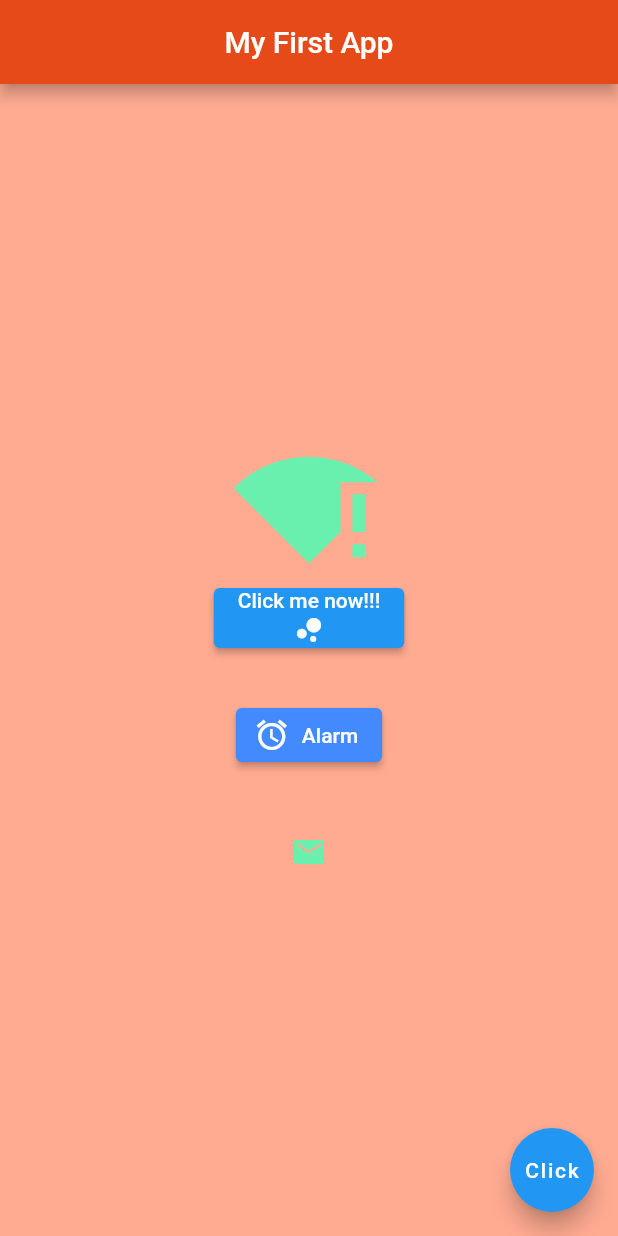
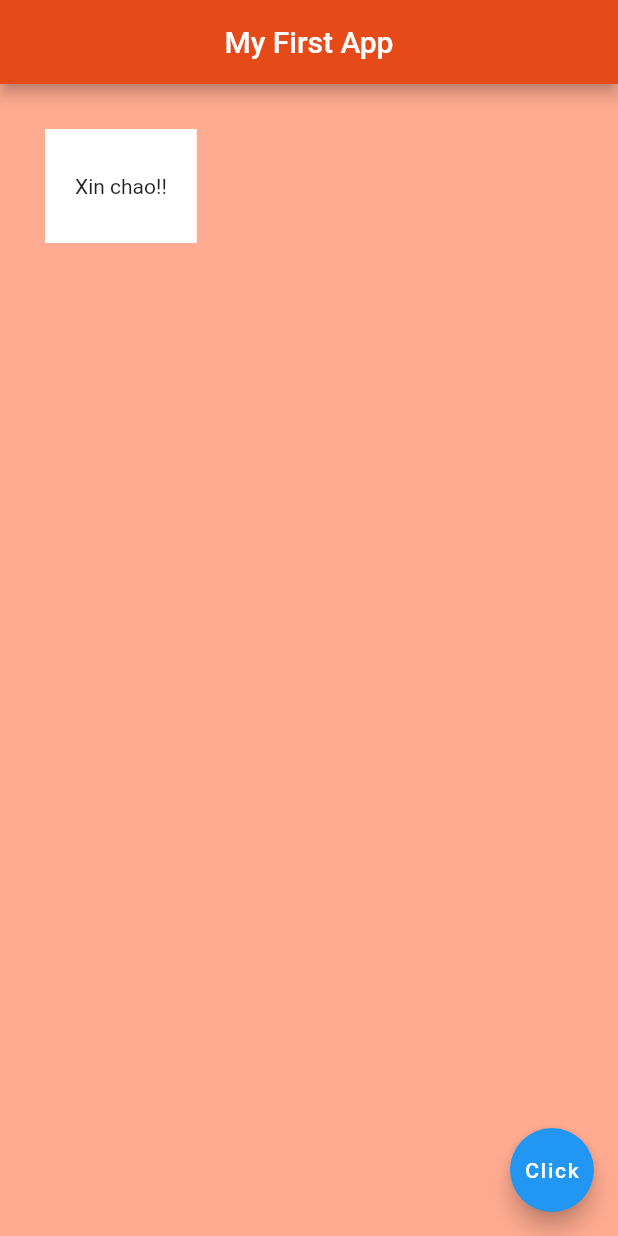
Before and after one commit to HODUCVU/my_app, a Flutter app: the screen it shows after launch, on a phone screen of 412 x 824 dp. Run offline on Flutter 3.47's test engine with Material 2 defaults, Android fonts, the phone set to English and light mode, and no system bars.

Commit message:
container

```diff
--- a/lib/main.dart
+++ b/lib/main.dart
@@ -20,52 +20,29 @@ class Home extends StatelessWidget {
         backgroundColor: Colors.deepOrange.shade700,
       ),
 
-      body: //const Text('OK, I\'m right'),
-        Center( // use this to center body app
-        child: Column(
-          mainAxisAlignment: MainAxisAlignment.center,
-          children: [
-            const Icon(Icons.signal_wifi_statusbar_connected_no_internet_4_sharp,
-            color: Colors.greenAccent,
-            size: 100.0),
-            ElevatedButton(
-              onPressed: () {
+      body:
 
-              },
-              child: const Column(
-                children: [
-                Text('Click me now!!!'),
-                Icon(Icons.bubble_chart),
-                ]
-              ),
+        Container(
+          padding: const EdgeInsets.fromLTRB(20.0, 30.0, 20.0, 30.0),// can chinh childs. all(),...
+          margin: const EdgeInsets.all(30.0), //can chinh vi tri Container
+          color: Colors.white,
+          child: const Text('Xin chao!!', selectionColor: Colors.amber,),
+        )
+      ,
+      /*
+      const Padding(
+        padding: EdgeInsets.all(50.0),
+        child: Text('XIN CHAO'),
+        )
+      ,
+      */
+      floatingActionButton:  FloatingActionButton(
+        onPressed: () {
 
-            ),
-            const SizedBox(height: 30),
-
-            ElevatedButton.icon(
-              onPressed: () {},
-              icon: const Icon(
-                Icons.access_alarm_outlined
-                ),
-              label: const Text('Alarm'),
-              style:ElevatedButton.styleFrom(
-                backgroundColor: Colors.blueAccent),
-            ),
-
-            const SizedBox(height: 30),
-
-            IconButton(
-              onPressed: () {},
-              icon: const Icon(Icons.mail),
-              color: Colors.greenAccent),
-          ],
-        )
-      ),
-      floatingActionButton:  FloatingActionButton(onPressed: () {
-
-      },
-      child: const Text('Click'),),
-      backgroundColor: Colors.deepOrange[200],
+        },
+        child: const Text('Click'),
+        ),
+        backgroundColor: Colors.deepOrange[200],
     );
   }
 }
```
